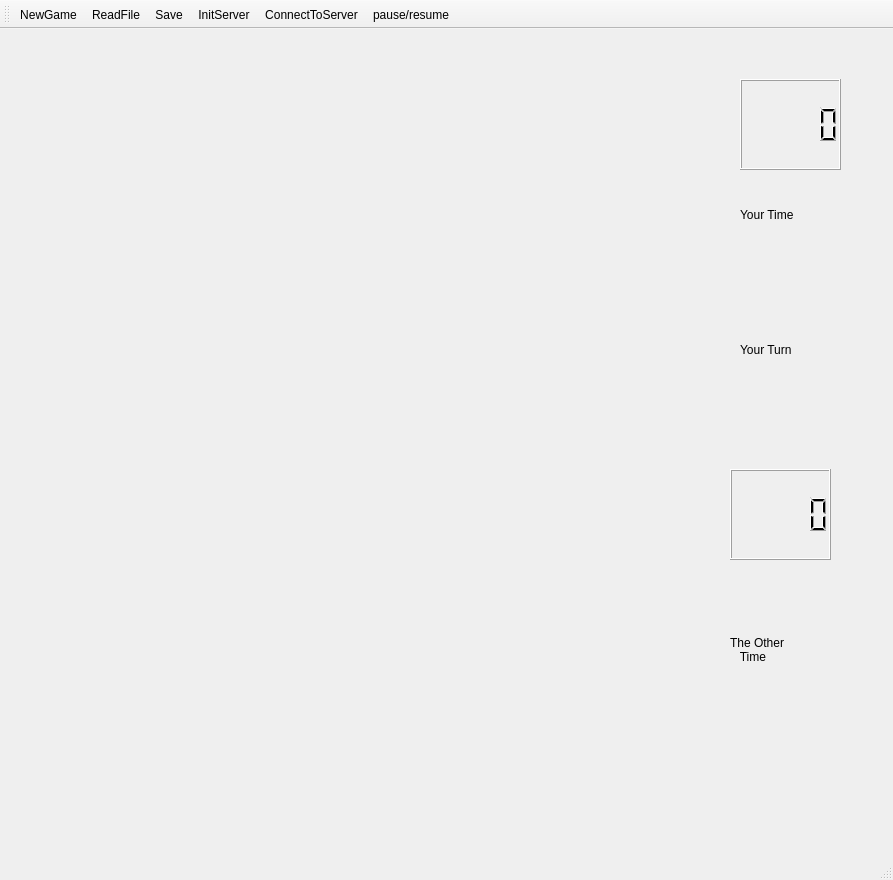
Qt form client_v1/mainwindow.ui (nmrenyi/Socket_BIGWORK) before a commit.
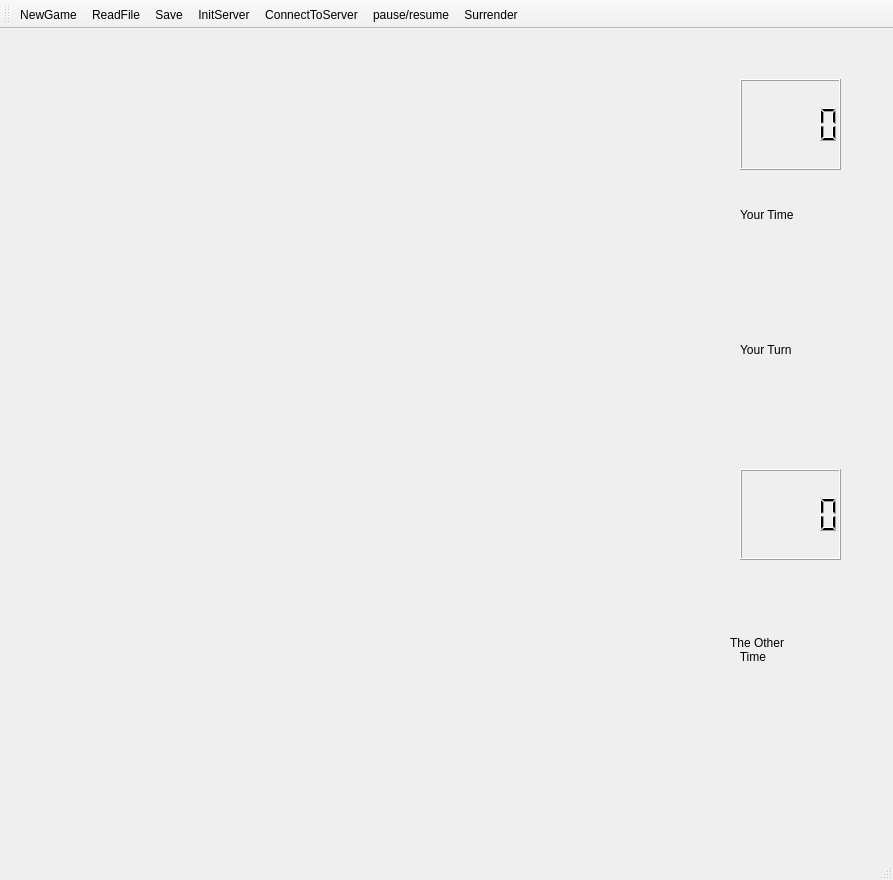
The same form after that commit.

What changed in the file:
```diff
--- a/client_v1/mainwindow.ui
+++ b/client_v1/mainwindow.ui
@@ -66,7 +66,7 @@
    <widget class="QLCDNumber" name="lcd_2">
     <property name="geometry">
      <rect>
-      <x>730</x>
+      <x>740</x>
       <y>440</y>
       <width>101</width>
       <height>91</height>
@@ -111,6 +111,7 @@
    <addaction name="actionInitServer"/>
    <addaction name="actionConnectToServer"/>
    <addaction name="actionpause_resume"/>
+   <addaction name="actionSurrender"/>
   </widget>
   <widget class="QStatusBar" name="statusBar"/>
   <action name="actionReadFile">
@@ -146,6 +147,11 @@
     <string>pause/resume</string>
    </property>
   </action>
+  <action name="actionSurrender">
+   <property name="text">
+    <string>Surrender</string>
+   </property>
+  </action>
  </widget>
  <layoutdefault spacing="6" margin="11"/>
  <resources/>
```
